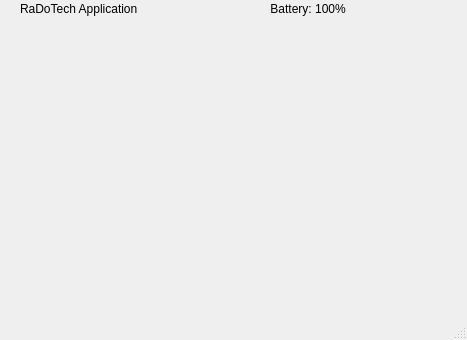
First picture: the form in mainwindow.ui, repository andreias144/3004Final, before the edit.
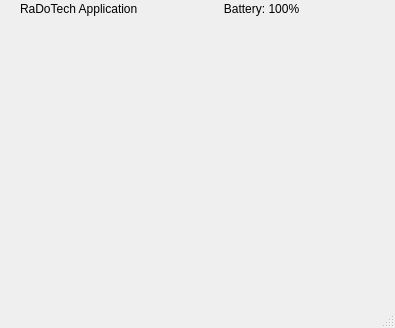
Second picture: the form after the edit.

```diff
--- a/mainwindow.ui
+++ b/mainwindow.ui
@@ -6,8 +6,8 @@
    <rect>
     <x>0</x>
     <y>0</y>
-    <width>467</width>
-    <height>340</height>
+    <width>395</width>
+    <height>328</height>
    </rect>
   </property>
   <property name="windowTitle">
@@ -50,7 +50,7 @@
      </rect>
     </property>
     <property name="text">
-     <string>RaDoTech Application                                        Battery: 100%</string>
+     <string>RaDoTech Application                          Battery: 100%</string>
     </property>
    </widget>
   </widget>
```
Left out of the diff: 2 changed lines with no effect on the pictures.
